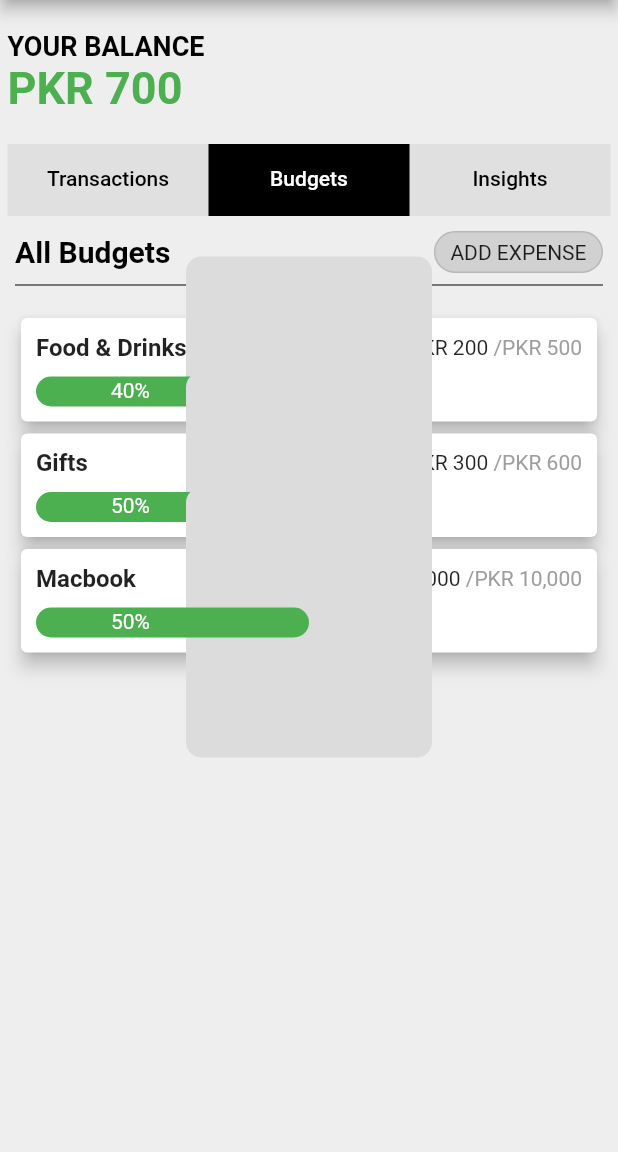
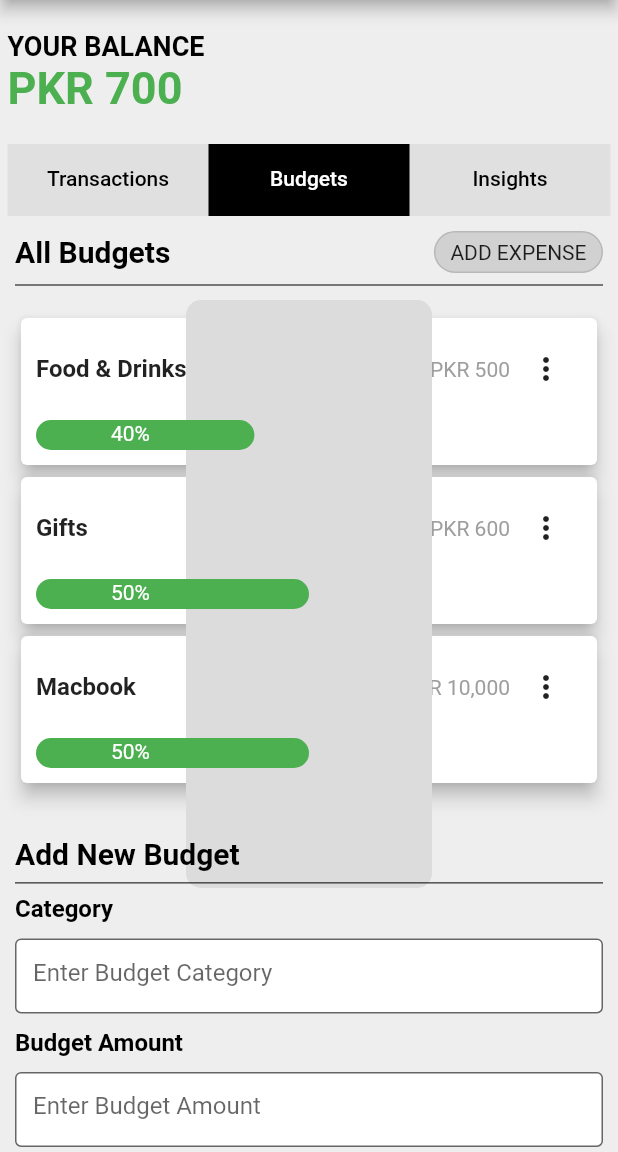
Before and after one commit to AminTahseen/Flutter-expense-tracker, a Flutter app: the screen it shows after launch, tab 2 chosen, on a phone screen of 412 x 824 dp, the part 84-1236 px from its top. Run offline on Flutter 3.47's test engine with Material 2 defaults, Android fonts, the phone set to English and light mode, and no system bars.

Commit message:
budget expense dialog and provider methods done

```diff
--- a/lib/main.dart
+++ b/lib/main.dart
@@ -1,3 +1,4 @@
+import 'package:expense_tracker/providers/budget-expense-provider.dart';
 import 'package:expense_tracker/providers/budgets-provider.dart';
 import 'package:expense_tracker/providers/transactions-provider.dart';
 import 'package:flutter/material.dart';
@@ -13,6 +14,9 @@ void main() {
         ),
         ChangeNotifierProvider(
           create: (_) => BudgetProvider(),
+        ),
+        ChangeNotifierProvider(
+          create: (_) => BudgetExpenseProvider(),
         )
       ],
       child: MyApp(),
--- /dev/null
+++ b/lib/models/budgetExpense.dart
@@ -0,0 +1,7 @@
+class BudgetExpense {
+  int id;
+  double amount;
+  int budgetId;
+
+  BudgetExpense(this.id, this.amount, this.budgetId);
+}
--- a/lib/pages/Budgets.dart
+++ b/lib/pages/Budgets.dart
@@ -1,5 +1,6 @@
 import 'package:expense_tracker/widgets/budget-list.dart';
 import 'package:expense_tracker/widgets/budget-section.dart';
+import 'package:expense_tracker/widgets/new-budget-section.dart';
 
 import 'package:flutter/material.dart';
 
@@ -11,7 +12,11 @@ class Budgets extends StatelessWidget {
     return Container(
       child: Column(
         crossAxisAlignment: CrossAxisAlignment.start,
-        children: [BudgetSection(), BudgetList()],
+        children: [
+          BudgetSection(),
+          BudgetList(),
+          NewBudgetSection(),
+        ],
       ),
     );
   }
--- a/lib/providers/budgets-provider.dart
+++ b/lib/providers/budgets-provider.dart
@@ -1,5 +1,5 @@
 import 'package:expense_tracker/models/budget.dart';
-import 'package:flutter/cupertino.dart';
+import 'package:flutter/material.dart';
 
 class BudgetProvider with ChangeNotifier {
   List<Budget> _budgetList = [
@@ -10,4 +10,9 @@ class BudgetProvider with ChangeNotifier {
 
   List<Budget> get getBudgetList => _budgetList;
   int get getBudgetCount => _budgetList.length;
+
+  void addBudget(Budget item) {
+    _budgetList.add(item);
+    notifyListeners();
+  }
 }
--- a/lib/widgets/budget-item.dart
+++ b/lib/widgets/budget-item.dart
@@ -30,7 +30,8 @@ class BudgetItem extends StatelessWidget {
                     Text(
                       '/PKR ${Helper().getFormattedAmount(_budget.budgetMax.toString())}',
                       style: TextStyle(color: Colors.grey),
-                    )
+                    ),
+                    IconButton(onPressed: () {}, icon: Icon(Icons.more_vert)),
                   ],
                 )
               ],
--- /dev/null
+++ b/lib/widgets/new-budget-section.dart
@@ -0,0 +1,108 @@
+import 'dart:math';
+
+import 'package:expense_tracker/models/budget.dart';
+import 'package:expense_tracker/providers/budgets-provider.dart';
+import 'package:provider/provider.dart';
+import 'package:flutter/material.dart';
+
+class NewBudgetSection extends StatelessWidget {
+  final categoryController = TextEditingController();
+  final amountController = TextEditingController();
+  NewBudgetSection({Key? key}) : super(key: key);
+
+  void _addBudget(BuildContext context) {
+    int id = Random().nextInt(500);
+    String category = categoryController.text;
+    double amount = double.parse(amountController.text);
+    Budget item = new Budget(id, category, amount, 0.0);
+    context.read<BudgetProvider>().addBudget(item);
+    categoryController.text = "";
+    amountController.text = "";
+  }
+
+  @override
+  Widget build(BuildContext context) {
+    return SingleChildScrollView(
+      child: Container(
+        margin: const EdgeInsets.only(
+          top: 20.0,
+          left: 10.0,
+          right: 10.0,
+        ),
+        child: Column(
+          crossAxisAlignment: CrossAxisAlignment.start,
+          children: [
+            Text(
+              "Add New Budget",
+              style: TextStyle(
+                  color: Colors.black,
+                  fontSize: 20,
+                  fontWeight: FontWeight.bold),
+            ),
+            Divider(
+              color: Colors.black,
+            ),
+            Text(
+              "Category",
+              style: TextStyle(
+                  color: Colors.black,
+                  fontSize: 16,
+                  fontWeight: FontWeight.bold),
+            ),
+            Container(
+              margin: const EdgeInsets.only(top: 10.0),
+              height: 50,
+              child: TextField(
+                controller: categoryController,
+                decoration: InputDecoration(
+                  fillColor: Colors.white,
+                  filled: true,
+                  border: OutlineInputBorder(),
+                  hintText: 'Enter Budget Category',
+                ),
+              ),
+            ),
+            Container(
+              margin: const EdgeInsets.only(top: 10.0),
+              child: Text(
+                "Budget Amount",
+                style: TextStyle(
+                    color: Colors.black,
+                    fontSize: 16,
+                    fontWeight: FontWeight.bold),
+              ),
+            ),
+            Container(
+              height: 50,
+              margin: const EdgeInsets.only(top: 10.0),
+              child: TextField(
+                controller: amountController,
+                decoration: InputDecoration(
+                  fillColor: Colors.white,
+                  filled: true,
+                  border: OutlineInputBorder(),
+                  hintText: 'Enter Budget Amount',
+                ),
+              ),
+            ),
+            Container(
+              margin: const EdgeInsets.only(top: 10.0),
+              width: MediaQuery.of(context).size.width,
+              child: ElevatedButton(
+                onPressed: () => _addBudget(context),
+                child: Padding(
+                  padding: const EdgeInsets.all(15.0),
+                  child: const Text('Create Budget'),
+                ),
+                style: ButtonStyle(
+                  backgroundColor:
+                      MaterialStateProperty.all<Color>(Colors.deepPurpleAccent),
+                ),
+              ),
+            )
+          ],
+        ),
+      ),
+    );
+  }
+}
```
Also changed, not shown: lib/providers/budget-expense-provider.dart (added, +13 -0 lines), lib/widgets/add-expense-dialog.dart (added, +151 -0 lines), lib/widgets/budget-section.dart (+9 -1 lines).
